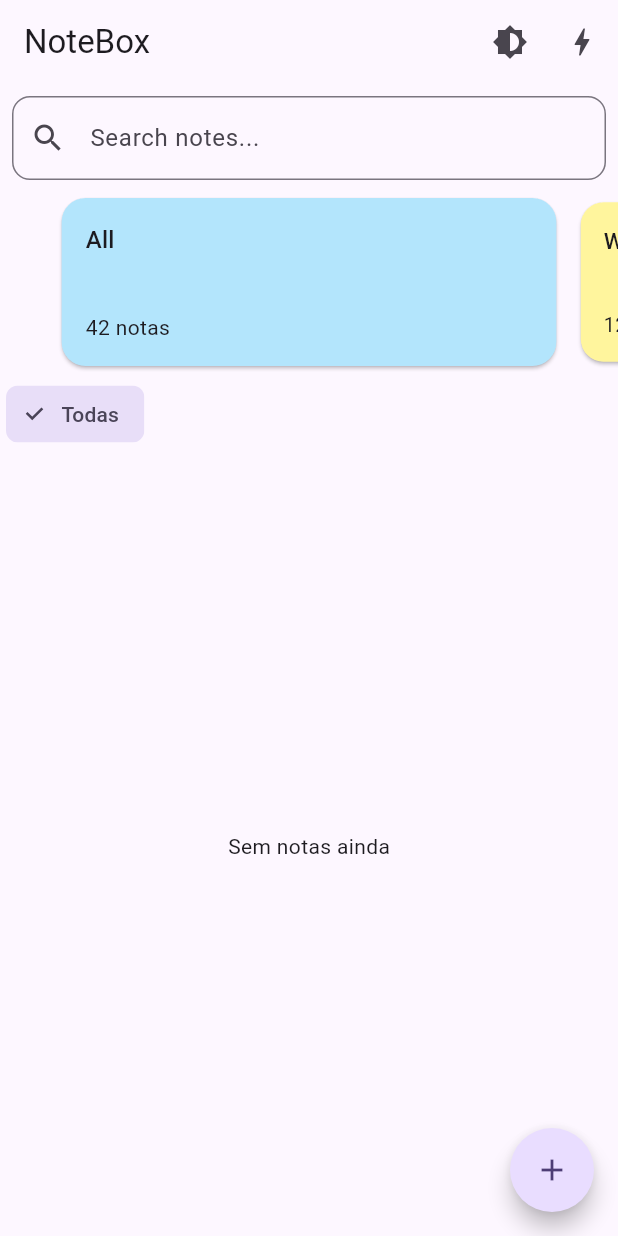
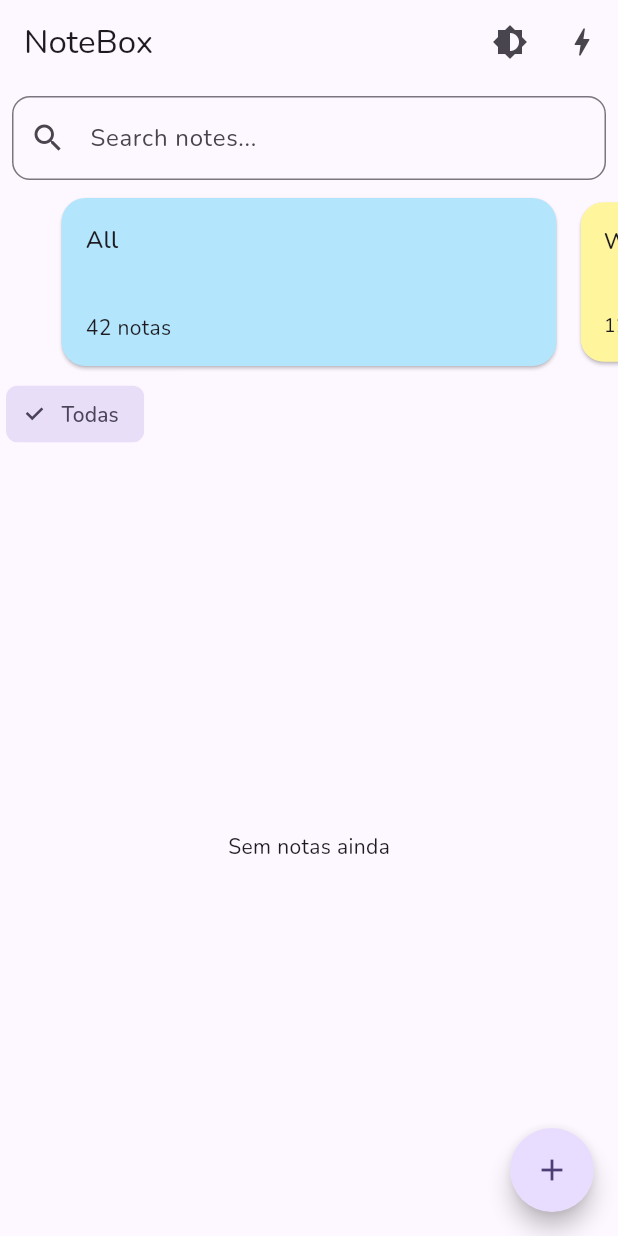
Before and after one commit to TiagoNeves00/tiago-notebox, a Flutter app: the screen it shows after launch, on a phone screen of 412 x 824 dp. Run offline on Flutter 3.47's test engine with Material 3 defaults, Android fonts, the light colour scheme and no system bars; drawn by our look-alikes of dynamic_color; our stand-ins replace drift, flutter_riverpod, go_router, google_fonts; accounts and stored records are empty; generated files the repository leaves out were written again.

Commit message:
Type of Letter
Apply other type of letter via google_fonts for a friendlier look

```diff
--- a/lib/app/app.dart
+++ b/lib/app/app.dart
@@ -1,11 +1,10 @@
 import 'package:dynamic_color/dynamic_color.dart';
 import 'package:flutter/material.dart';
 import 'package:flutter_riverpod/flutter_riverpod.dart';
+import 'package:google_fonts/google_fonts.dart';
 import 'package:notebox/app/router.dart';
 import 'package:notebox/theme/app_colors.dart';
 import 'package:notebox/theme/theme_mode.dart';
-
-
 
 class NoteBoxApp extends ConsumerWidget {
   const NoteBoxApp({super.key});
@@ -13,27 +12,35 @@ class NoteBoxApp extends ConsumerWidget {
   @override
   Widget build(BuildContext context, WidgetRef ref) {
     final mode = ref.watch(themeModeProvider);
-    return DynamicColorBuilder(builder: (lightDyn, darkDyn) {
+    return DynamicColorBuilder(
+      builder: (lightDyn, darkDyn) {
         final light = ThemeData(
           useMaterial3: true,
-        colorScheme: lightDyn ??
+          colorScheme:
+              lightDyn ??
               ColorScheme.fromSeed(seedColor: AppColors.light.brand),
+          textTheme: GoogleFonts.nunitoTextTheme(),
           extensions: const [AppColors.light],
         );
         final dark = ThemeData(
           useMaterial3: true,
-        colorScheme: darkDyn ??
+          colorScheme:
+              darkDyn ??
               ColorScheme.fromSeed(
                 seedColor: AppColors.dark.brand,
                 brightness: Brightness.dark,
               ),
+          textTheme: GoogleFonts.nunitoTextTheme(ThemeData.dark().textTheme),
           extensions: const [AppColors.dark],
         );
         return MaterialApp.router(
           title: 'NoteBox',
-        theme: light, darkTheme: dark, themeMode: mode,
+          theme: light,
+          darkTheme: dark,
+          themeMode: mode,
           routerConfig: appRouter,
         );
-    });
+      },
+    );
   }
 }
--- a/pubspec.yaml
+++ b/pubspec.yaml
@@ -22,6 +22,7 @@ dependencies:
   go_router: ^16.2.1
   dynamic_color: ^1.8.1
   image_picker: ^1.2.0
+  google_fonts: ^6.3.1
 
 dev_dependencies:
   flutter_test:
```
Also changed, not shown: pubspec.lock. Lines whose indentation alone changed are shown as unchanged.
